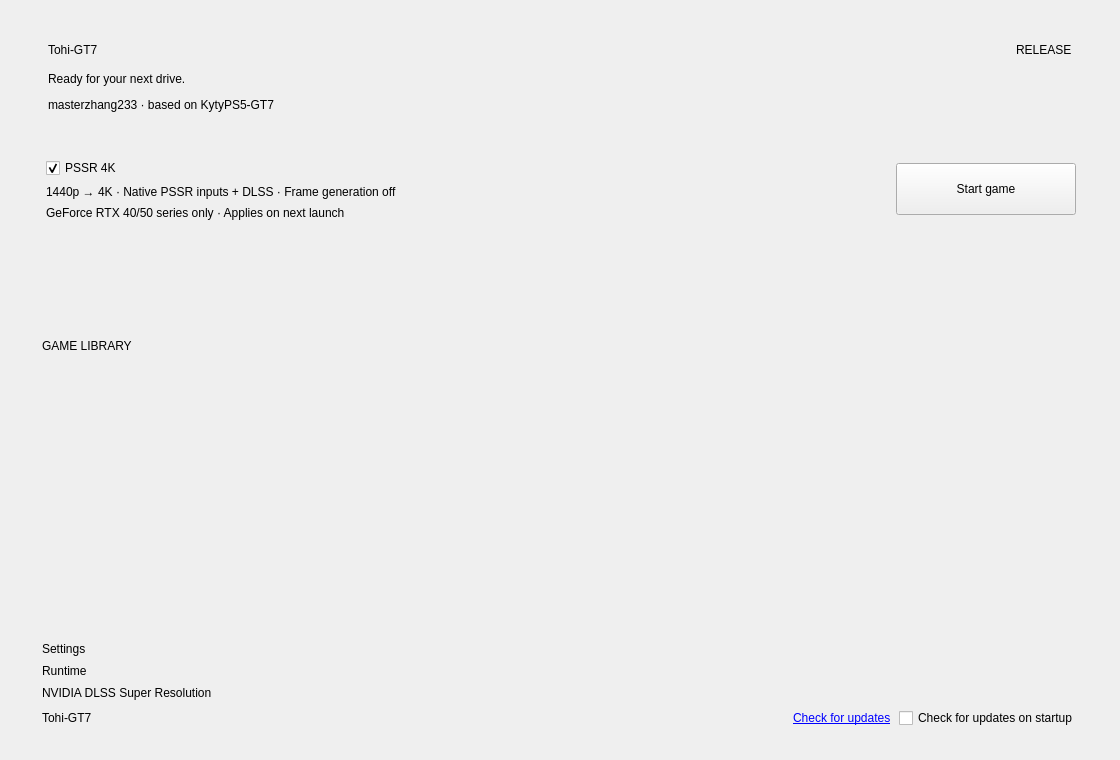
The window that src/launcher/forms/main_dialog.ui (masterzhang233/Tohi-GT7) describes before a commit, drawn with Qt 5.
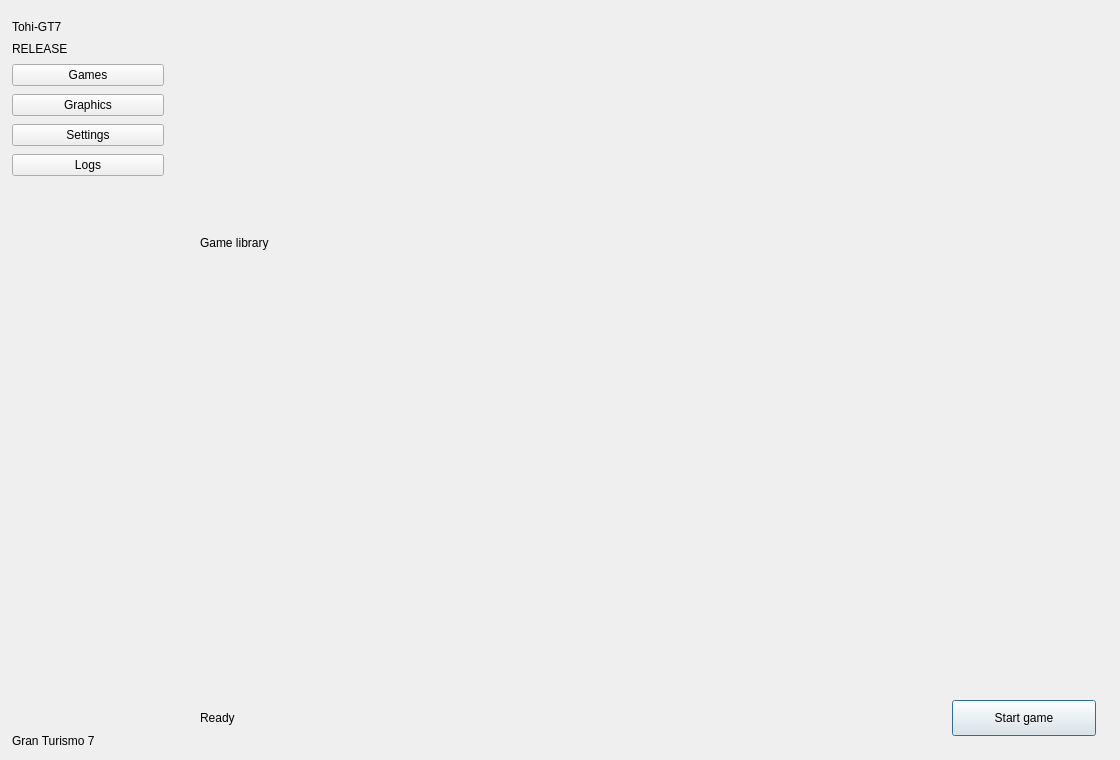
The same window after the commit. Custom widgets are drawn as their Qt base class.

Commit message: Prepare Tohi-GT7 1.0.5 with UWP-style launcher and external FG2X

```diff
--- a/src/launcher/forms/main_dialog.ui
+++ b/src/launcher/forms/main_dialog.ui
@@ -2,98 +2,711 @@
 <ui version="4.0">
  <class>MainDialog</class>
  <widget class="QDialog" name="MainDialog">
-  <property name="geometry"><rect><x>0</x><y>0</y><width>1120</width><height>760</height></rect></property>
-  <property name="minimumSize"><size><width>900</width><height>660</height></size></property>
-  <property name="windowTitle"><string>Tohi-GT7</string></property>
-  <layout class="QVBoxLayout" name="mainLayout">
-   <property name="spacing"><number>12</number></property>
-   <property name="leftMargin"><number>26</number></property>
-   <property name="topMargin"><number>22</number></property>
-   <property name="rightMargin"><number>26</number></property>
-   <property name="bottomMargin"><number>20</number></property>
+  <property name="minimumSize">
+   <size>
+    <width>900</width>
+    <height>660</height>
+   </size>
+  </property>
+  <property name="windowTitle">
+   <string>Tohi-GT7</string>
+  </property>
+  <property name="geometry">
+   <rect>
+    <x>0</x>
+    <y>0</y>
+    <width>1120</width>
+    <height>760</height>
+   </rect>
+  </property>
+  <layout class="QHBoxLayout" name="mainLayout" stretch="0,1">
+   <property name="spacing">
+    <number>0</number>
+   </property>
+   <property name="leftMargin">
+    <number>0</number>
+   </property>
+   <property name="topMargin">
+    <number>0</number>
+   </property>
+   <property name="rightMargin">
+    <number>0</number>
+   </property>
+   <property name="bottomMargin">
+    <number>0</number>
+   </property>
    <item>
-    <widget class="QFrame" name="gt7_feature_panel">
-     <layout class="QVBoxLayout" name="gt7FeatureLayout">
-      <property name="spacing"><number>12</number></property>
-      <property name="leftMargin"><number>22</number></property>
-      <property name="topMargin"><number>18</number></property>
-      <property name="rightMargin"><number>22</number></property>
-      <property name="bottomMargin"><number>18</number></property>
-      <item><layout class="QHBoxLayout" name="gt7TitleLayout">
-       <item><widget class="QLabel" name="gt7_feature_title"><property name="text"><string>Tohi-GT7</string></property></widget></item>
-       <item><spacer name="titleSpacer"><property name="orientation"><enum>Qt::Horizontal</enum></property><property name="sizeHint" stdset="0"><size><width>40</width><height>20</height></size></property></spacer></item>
-       <item><widget class="QLabel" name="gt7_release_badge"><property name="text"><string>RELEASE</string></property></widget></item>
-      </layout></item>
-      <item><widget class="QLabel" name="gt7_feature_hint"><property name="text"><string>Ready for your next drive.</string></property><property name="wordWrap"><bool>true</bool></property></widget></item>
-      <item><widget class="QLabel" name="gt7_feature_credit"><property name="text"><string>masterzhang233 · based on KytyPS5-GT7</string></property></widget></item>
+    <widget class="QFrame" name="navigation_panel">
+     <property name="minimumSize">
+      <size>
+       <width>176</width>
+       <height>0</height>
+      </size>
+     </property>
+     <property name="maximumSize">
+      <size>
+       <width>176</width>
+       <height>16777215</height>
+      </size>
+     </property>
+     <layout class="QVBoxLayout" name="navigationLayout">
+      <property name="spacing">
+       <number>8</number>
+      </property>
+      <property name="leftMargin">
+       <number>12</number>
+      </property>
+      <property name="topMargin">
+       <number>20</number>
+      </property>
+      <property name="rightMargin">
+       <number>12</number>
+      </property>
+      <property name="bottomMargin">
+       <number>12</number>
+      </property>
+      <item>
+       <widget class="QLabel" name="gt7_feature_title">
+        <property name="text">
+         <string>Tohi-GT7</string>
+        </property>
+        <property name="wordWrap">
+         <bool>true</bool>
+        </property>
+       </widget>
+      </item>
+      <item>
+       <widget class="QLabel" name="gt7_release_badge">
+        <property name="text">
+         <string>RELEASE</string>
+        </property>
+        <property name="wordWrap">
+         <bool>true</bool>
+        </property>
+       </widget>
+      </item>
+      <item>
+       <widget class="QPushButton" name="nav_games">
+        <property name="text">
+         <string>Games</string>
+        </property>
+        <property name="autoDefault">
+         <bool>false</bool>
+        </property>
+        <property name="checkable">
+         <bool>true</bool>
+        </property>
+       </widget>
+      </item>
+      <item>
+       <widget class="QPushButton" name="nav_graphics">
+        <property name="text">
+         <string>Graphics</string>
+        </property>
+        <property name="autoDefault">
+         <bool>false</bool>
+        </property>
+        <property name="checkable">
+         <bool>true</bool>
+        </property>
+       </widget>
+      </item>
+      <item>
+       <widget class="QPushButton" name="nav_settings">
+        <property name="text">
+         <string>Settings</string>
+        </property>
+        <property name="autoDefault">
+         <bool>false</bool>
+        </property>
+        <property name="checkable">
+         <bool>true</bool>
+        </property>
+       </widget>
+      </item>
+      <item>
+       <widget class="QPushButton" name="nav_help">
+        <property name="text">
+         <string>Logs</string>
+        </property>
+        <property name="autoDefault">
+         <bool>false</bool>
+        </property>
+        <property name="checkable">
+         <bool>true</bool>
+        </property>
+       </widget>
+      </item>
+      <item>
+       <spacer name="navSpacer">
+        <property name="orientation">
+         <enum>Qt::Vertical</enum>
+        </property>
+        <property name="sizeHint" stdset="0">
+         <size>
+          <width>20</width>
+          <height>24</height>
+         </size>
+        </property>
+       </spacer>
+      </item>
+      <item>
+       <widget class="QLabel" name="sidebar_caption">
+        <property name="text">
+         <string>Gran Turismo 7</string>
+        </property>
+        <property name="wordWrap">
+         <bool>true</bool>
+        </property>
+       </widget>
+      </item>
      </layout>
     </widget>
    </item>
    <item>
-    <widget class="QFrame" name="gt7_graphics_panel">
-     <layout class="QHBoxLayout" name="gt7ActionLayout" stretch="1,0">
-      <property name="leftMargin"><number>20</number></property>
-      <property name="topMargin"><number>16</number></property>
-      <property name="rightMargin"><number>18</number></property>
-      <property name="bottomMargin"><number>16</number></property>
-      <property name="spacing"><number>22</number></property>
-      <item><layout class="QVBoxLayout" name="graphicsDetailsLayout">
-       <property name="spacing"><number>7</number></property>
-       <item><widget class="QCheckBox" name="gt7_dlss_checkbox">
-        <property name="text"><string>PSSR 4K</string></property>
-        <property name="checked"><bool>true</bool></property>
-        <property name="toolTip"><string>Reconstructs 2560 x 1440 native PSSR inputs to 3840 x 2160 with the PC DLSS backend. Frame generation and extra frame caps are disabled. Supports NVIDIA GeForce RTX 40/50 series only. Changes apply on the next launch.</string></property>
-       </widget></item>
-       <item><widget class="QLabel" name="gt7_feature_summary">
-        <property name="text"><string>1440p → 4K · Native PSSR inputs + DLSS · Frame generation off</string></property>
-        <property name="wordWrap"><bool>true</bool></property>
-        <property name="sizePolicy"><sizepolicy hsizetype="Expanding" vsizetype="Preferred"><horstretch>1</horstretch><verstretch>0</verstretch></sizepolicy></property>
-       </widget></item>
-       <item><widget class="QLabel" name="gt7_graphics_support">
-        <property name="text"><string>GeForce RTX 40/50 series only · Applies on next launch</string></property>
-        <property name="wordWrap"><bool>true</bool></property>
-       </widget></item>
-      </layout></item>
-      <item><widget class="QPushButton" name="gt7_start_button">
-       <property name="minimumSize"><size><width>180</width><height>52</height></size></property>
-       <property name="text"><string>Start game</string></property>
-       <property name="autoDefault"><bool>false</bool></property>
-      </widget></item>
-     </layout>
-    </widget>
-   </item>
-   <item>
-    <widget class="QFrame" name="game_library_panel">
-     <property name="sizePolicy"><sizepolicy hsizetype="Expanding" vsizetype="Expanding"><horstretch>0</horstretch><verstretch>1</verstretch></sizepolicy></property>
-     <layout class="QVBoxLayout" name="libraryLayout">
-      <property name="leftMargin"><number>16</number></property><property name="topMargin"><number>14</number></property><property name="rightMargin"><number>16</number></property><property name="bottomMargin"><number>12</number></property>
-      <item><widget class="QLabel" name="game_library_title"><property name="text"><string>GAME LIBRARY</string></property></widget></item>
-      <item><widget class="ConfigurationListWidget" name="widget" native="true">
-       <property name="minimumSize"><size><width>400</width><height>160</height></size></property>
-      </widget></item>
-     </layout>
-    </widget>
-   </item>
-   <item>
-    <widget class="QFrame" name="support_panel">
-     <layout class="QVBoxLayout" name="verticalLayout_4">
-      <property name="leftMargin"><number>16</number></property><property name="topMargin"><number>12</number></property><property name="rightMargin"><number>16</number></property><property name="bottomMargin"><number>12</number></property>
-      <item><widget class="QLabel" name="label_settings_file"><property name="text"><string notr="true">Settings</string></property></widget></item>
-      <item><widget class="QLabel" name="label_Interpreter"><property name="text"><string notr="true">Runtime</string></property></widget></item>
-      <item><widget class="QLabel" name="graphics_credit"><property name="wordWrap"><bool>true</bool></property><property name="text"><string>NVIDIA DLSS Super Resolution</string></property></widget></item>
-      <item><layout class="QHBoxLayout" name="versionLayout">
-       <item><widget class="QLabel" name="label_Version"><property name="text"><string>Tohi-GT7</string></property></widget></item>
-       <item><spacer name="versionSpacer"><property name="orientation"><enum>Qt::Horizontal</enum></property><property name="sizeHint" stdset="0"><size><width>40</width><height>20</height></size></property></spacer></item>
-       <item><widget class="QLabel" name="check_updates_link"><property name="text"><string>&lt;a href=&quot;check&quot;&gt;Check for updates&lt;/a&gt;</string></property><property name="textFormat"><enum>Qt::RichText</enum></property></widget></item>
-       <item><widget class="QCheckBox" name="check_updates_on_startup"><property name="text"><string>Check for updates on startup</string></property></widget></item>
-      </layout></item>
-     </layout>
+    <widget class="QStackedWidget" name="pages">
+     <property name="currentIndex">
+      <number>0</number>
+     </property>
+     <widget class="QWidget" name="games_page">
+      <layout class="QVBoxLayout" name="gamesLayout" stretch="0,0,1,0">
+       <property name="leftMargin">
+        <number>24</number>
+       </property>
+       <property name="topMargin">
+        <number>24</number>
+       </property>
+       <property name="rightMargin">
+        <number>24</number>
+       </property>
+       <property name="bottomMargin">
+        <number>24</number>
+       </property>
+       <item>
+        <widget class="Gt7BrandBanner" name="gt7_feature_panel">
+         <property name="minimumSize">
+          <size>
+           <width>0</width>
+           <height>200</height>
+          </size>
+         </property>
+         <property name="maximumSize">
+          <size>
+           <width>16777215</width>
+           <height>220</height>
+          </size>
+         </property>
+         <layout class="QHBoxLayout" name="brandLayout" stretch="0,1">
+          <property name="spacing">
+           <number>0</number>
+          </property>
+          <property name="leftMargin">
+           <number>20</number>
+          </property>
+          <property name="rightMargin">
+           <number>20</number>
+          </property>
+          <property name="topMargin">
+           <number>16</number>
+          </property>
+          <property name="bottomMargin">
+           <number>16</number>
+          </property>
+          <item>
+           <layout class="QVBoxLayout" name="brandTextLayout">
+            <property name="spacing">
+             <number>6</number>
+            </property>
+            <property name="leftMargin">
+             <number>0</number>
+            </property>
+            <property name="rightMargin">
+             <number>0</number>
+            </property>
+            <property name="topMargin">
+             <number>0</number>
+            </property>
+            <property name="bottomMargin">
+             <number>0</number>
+            </property>
+            <item>
+             <widget class="QLabel" name="gt7_brand_logo">
+              <property name="wordWrap">
+               <bool>true</bool>
+              </property>
+              <property name="minimumSize">
+               <size>
+                <width>300</width>
+                <height>100</height>
+               </size>
+              </property>
+              <property name="maximumSize">
+               <size>
+                <width>300</width>
+                <height>100</height>
+               </size>
+              </property>
+             </widget>
+            </item>
+           </layout>
+          </item>
+          <item>
+           <spacer name="brandSceneSpacer">
+            <property name="orientation">
+             <enum>Qt::Horizontal</enum>
+            </property>
+           </spacer>
+          </item>
+         </layout>
+        </widget>
+       </item>
+       <item>
+        <widget class="QLabel" name="game_library_title">
+         <property name="text">
+          <string>Game library</string>
+         </property>
+         <property name="wordWrap">
+          <bool>true</bool>
+         </property>
+        </widget>
+       </item>
+       <item>
+        <widget class="ConfigurationListWidget" name="widget" native="true">
+         <property name="minimumSize">
+          <size>
+           <width>400</width>
+           <height>180</height>
+          </size>
+         </property>
+        </widget>
+       </item>
+       <item>
+        <layout class="QHBoxLayout" name="launchLayout">
+         <property name="spacing">
+          <number>12</number>
+         </property>
+         <property name="leftMargin">
+          <number>0</number>
+         </property>
+         <property name="topMargin">
+          <number>0</number>
+         </property>
+         <property name="rightMargin">
+          <number>0</number>
+         </property>
+         <property name="bottomMargin">
+          <number>0</number>
+         </property>
+         <item>
+          <widget class="QLabel" name="game_fg_status">
+           <property name="text">
+            <string>Ready</string>
+           </property>
+           <property name="wordWrap">
+            <bool>true</bool>
+           </property>
+          </widget>
+         </item>
+         <item>
+          <spacer name="launchSpacer">
+           <property name="orientation">
+            <enum>Qt::Horizontal</enum>
+           </property>
+           <property name="sizeHint" stdset="0">
+            <size>
+             <width>20</width>
+             <height>24</height>
+            </size>
+           </property>
+          </spacer>
+         </item>
+         <item>
+          <widget class="QPushButton" name="gt7_start_button">
+           <property name="text">
+            <string>Start game</string>
+           </property>
+           <property name="autoDefault">
+            <bool>false</bool>
+           </property>
+           <property name="minimumSize">
+            <size>
+             <width>144</width>
+             <height>36</height>
+            </size>
+           </property>
+           <property name="default">
+            <bool>true</bool>
+           </property>
+          </widget>
+         </item>
+        </layout>
+       </item>
+       <property name="spacing">
+        <number>12</number>
+       </property>
+      </layout>
+     </widget>
+     <widget class="QWidget" name="graphics_page">
+      <layout class="QVBoxLayout" name="graphicsPageLayout">
+       <property name="spacing">
+        <number>0</number>
+       </property>
+       <property name="leftMargin">
+        <number>0</number>
+       </property>
+       <property name="rightMargin">
+        <number>0</number>
+       </property>
+       <property name="topMargin">
+        <number>0</number>
+       </property>
+       <property name="bottomMargin">
+        <number>0</number>
+       </property>
+       <item>
+        <widget class="QScrollArea" name="graphics_scroll">
+         <property name="widgetResizable">
+          <bool>true</bool>
+         </property>
+         <property name="frameShape">
+          <enum>QFrame::NoFrame</enum>
+         </property>
+         <property name="horizontalScrollBarPolicy">
+          <enum>Qt::ScrollBarAlwaysOff</enum>
+         </property>
+         <widget class="QWidget" name="graphics_scroll_content">
+          <layout class="QVBoxLayout" name="graphicsLayout">
+           <property name="leftMargin">
+            <number>24</number>
+           </property>
+           <property name="topMargin">
+            <number>24</number>
+           </property>
+           <property name="rightMargin">
+            <number>24</number>
+           </property>
+           <property name="bottomMargin">
+            <number>24</number>
+           </property>
+           <item>
+            <widget class="QLabel" name="graphics_heading">
+             <property name="text">
+              <string>Graphics</string>
+             </property>
+             <property name="wordWrap">
+              <bool>true</bool>
+             </property>
+             <property name="class" stdset="0">
+              <string notr="true">pageHeading</string>
+             </property>
+            </widget>
+           </item>
+           <item>
+            <widget class="Gt7BrandBanner" name="graphics_brand_panel">
+             <property name="minimumSize">
+              <size>
+               <width>0</width>
+               <height>168</height>
+              </size>
+             </property>
+             <property name="maximumSize">
+              <size>
+               <width>16777215</width>
+               <height>168</height>
+              </size>
+             </property>
+             <layout class="QVBoxLayout" name="graphicsBrandLayout">
+              <property name="spacing">
+               <number>4</number>
+              </property>
+              <property name="leftMargin">
+               <number>20</number>
+              </property>
+              <property name="rightMargin">
+               <number>20</number>
+              </property>
+              <property name="topMargin">
+               <number>20</number>
+              </property>
+              <property name="bottomMargin">
+               <number>20</number>
+              </property>
+              <item>
+               <widget class="QLabel" name="graphics_brand_logo">
+                <property name="wordWrap">
+                 <bool>true</bool>
+                </property>
+                <property name="minimumSize">
+                 <size>
+                  <width>216</width>
+                  <height>72</height>
+                 </size>
+                </property>
+                <property name="maximumSize">
+                 <size>
+                  <width>216</width>
+                  <height>72</height>
+                 </size>
+                </property>
+               </widget>
+              </item>
+             </layout>
+            </widget>
+           </item>
+           <item>
+            <widget class="QCheckBox" name="gt7_dlss_checkbox">
+             <property name="text">
+              <string>PSSR 4K</string>
+             </property>
+             <property name="checked">
+              <bool>true</bool>
+             </property>
+            </widget>
+           </item>
+           <item>
+            <widget class="QCheckBox" name="external_fg_checkbox">
+             <property name="text">
+              <string>FG2X</string>
+             </property>
+             <property name="checked">
+              <bool>true</bool>
+             </property>
+            </widget>
+           </item>
+           <item>
+            <spacer name="graphicsSpacer">
+             <property name="orientation">
+              <enum>Qt::Vertical</enum>
+             </property>
+             <property name="sizeHint" stdset="0">
+              <size>
+               <width>20</width>
+               <height>24</height>
+              </size>
+             </property>
+            </spacer>
+           </item>
+           <property name="spacing">
+            <number>16</number>
+           </property>
+          </layout>
+         </widget>
+        </widget>
+       </item>
+      </layout>
+     </widget>
+     <widget class="QWidget" name="settings_page">
+      <layout class="QVBoxLayout" name="settingsLayout">
+       <property name="spacing">
+        <number>16</number>
+       </property>
+       <property name="leftMargin">
+        <number>24</number>
+       </property>
+       <property name="topMargin">
+        <number>24</number>
+       </property>
+       <property name="rightMargin">
+        <number>24</number>
+       </property>
+       <property name="bottomMargin">
+        <number>24</number>
+       </property>
+       <item>
+        <widget class="QLabel" name="settings_heading">
+         <property name="text">
+          <string>Settings</string>
+         </property>
+         <property name="wordWrap">
+          <bool>true</bool>
+         </property>
+         <property name="class" stdset="0">
+          <string notr="true">pageHeading</string>
+         </property>
+        </widget>
+       </item>
+       <item>
+        <widget class="QLabel" name="settings_description">
+         <property name="text">
+          <string>Manage game folders, launcher and console language, user ID, and controller settings.</string>
+         </property>
+         <property name="wordWrap">
+          <bool>true</bool>
+         </property>
+        </widget>
+       </item>
+       <item alignment="Qt::AlignLeft">
+        <widget class="QPushButton" name="settings_global_button">
+         <property name="text">
+          <string>General settings...</string>
+         </property>
+         <property name="autoDefault">
+          <bool>false</bool>
+         </property>
+         <property name="maximumSize">
+          <size>
+           <width>360</width>
+           <height>16777215</height>
+          </size>
+         </property>
+        </widget>
+       </item>
+       <item alignment="Qt::AlignLeft">
+        <widget class="QPushButton" name="settings_game_button">
+         <property name="text">
+          <string>Selected game settings...</string>
+         </property>
+         <property name="autoDefault">
+          <bool>false</bool>
+         </property>
+         <property name="maximumSize">
+          <size>
+           <width>360</width>
+           <height>16777215</height>
+          </size>
+         </property>
+        </widget>
+       </item>
+       <item alignment="Qt::AlignLeft">
+        <widget class="QPushButton" name="settings_input_button">
+         <property name="text">
+          <string>Controller and keyboard...</string>
+         </property>
+         <property name="autoDefault">
+          <bool>false</bool>
+         </property>
+         <property name="maximumSize">
+          <size>
+           <width>360</width>
+           <height>16777215</height>
+          </size>
+         </property>
+        </widget>
+       </item>
+       <item alignment="Qt::AlignLeft">
+        <widget class="QPushButton" name="settings_wheel_button">
+         <property name="text">
+          <string>Racing wheel...</string>
+         </property>
+         <property name="autoDefault">
+          <bool>false</bool>
+         </property>
+         <property name="maximumSize">
+          <size>
+           <width>360</width>
+           <height>16777215</height>
+          </size>
+         </property>
+        </widget>
+       </item>
+       <item>
+        <spacer name="settingsSpacer">
+         <property name="orientation">
+          <enum>Qt::Vertical</enum>
+         </property>
+         <property name="sizeHint" stdset="0">
+          <size>
+           <width>20</width>
+           <height>24</height>
+          </size>
+         </property>
+        </spacer>
+       </item>
+       <item>
+        <widget class="QLabel" name="label_settings_file">
+         <property name="text">
+          <string>Settings</string>
+         </property>
+         <property name="wordWrap">
+          <bool>true</bool>
+         </property>
+        </widget>
+       </item>
+      </layout>
+     </widget>
+     <widget class="QWidget" name="help_page">
+      <layout class="QVBoxLayout" name="helpLayout">
+       <property name="spacing">
+        <number>16</number>
+       </property>
+       <property name="leftMargin">
+        <number>24</number>
+       </property>
+       <property name="topMargin">
+        <number>24</number>
+       </property>
+       <property name="rightMargin">
+        <number>24</number>
+       </property>
+       <property name="bottomMargin">
+        <number>24</number>
+       </property>
+       <item>
+        <widget class="QLabel" name="help_heading">
+         <property name="text">
+          <string>Logs</string>
+         </property>
+         <property name="wordWrap">
+          <bool>true</bool>
+         </property>
+         <property name="class" stdset="0">
+          <string notr="true">pageHeading</string>
+         </property>
+        </widget>
+       </item>
+       <item>
+        <layout class="QVBoxLayout" name="verticalLayout_4">
+         <property name="spacing">
+          <number>12</number>
+         </property>
+         <property name="leftMargin">
+          <number>0</number>
+         </property>
+         <property name="topMargin">
+          <number>0</number>
+         </property>
+         <property name="rightMargin">
+          <number>0</number>
+         </property>
+         <property name="bottomMargin">
+          <number>0</number>
+         </property>
+        </layout>
+       </item>
+       <item>
+        <spacer name="helpSpacer">
+         <property name="orientation">
+          <enum>Qt::Vertical</enum>
+         </property>
+         <property name="sizeHint" stdset="0">
+          <size>
+           <width>20</width>
+           <height>24</height>
+          </size>
+         </property>
+        </spacer>
+       </item>
+      </layout>
+     </widget>
     </widget>
    </item>
   </layout>
  </widget>
- <layoutdefault spacing="8" margin="11"/>
- <customwidgets><customwidget><class>ConfigurationListWidget</class><extends>QWidget</extends><header>configurationListWidget.h</header><container>1</container></customwidget></customwidgets>
- <resources/>
- <connections/>
+ <layoutdefault spacing="8" margin="11" />
+ <customwidgets>
+  <customwidget>
+   <class>ConfigurationListWidget</class>
+   <extends>QWidget</extends>
+   <header>configurationListWidget.h</header>
+   <container>1</container>
+  </customwidget>
+  <customwidget>
+   <class>Gt7BrandBanner</class>
+   <extends>QFrame</extends>
+   <header>gt7BrandBanner.h</header>
+   <container>1</container>
+  </customwidget>
+ </customwidgets>
+ <resources />
+ <connections />
 </ui>
```
The commit also changes 48 other files.
